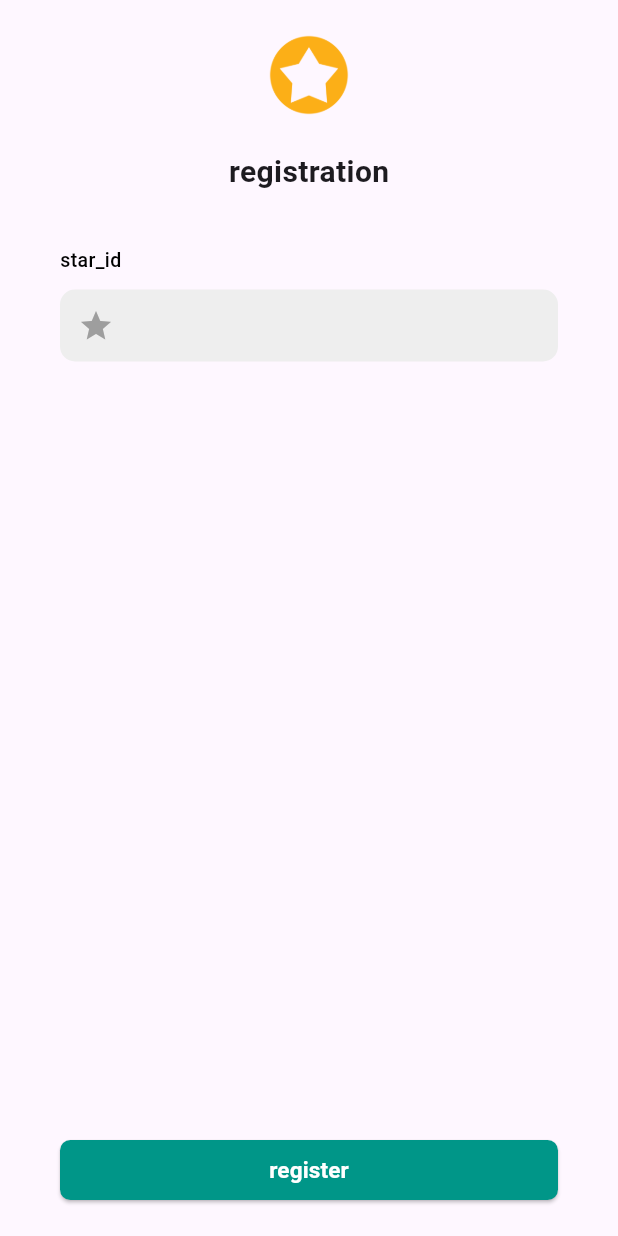
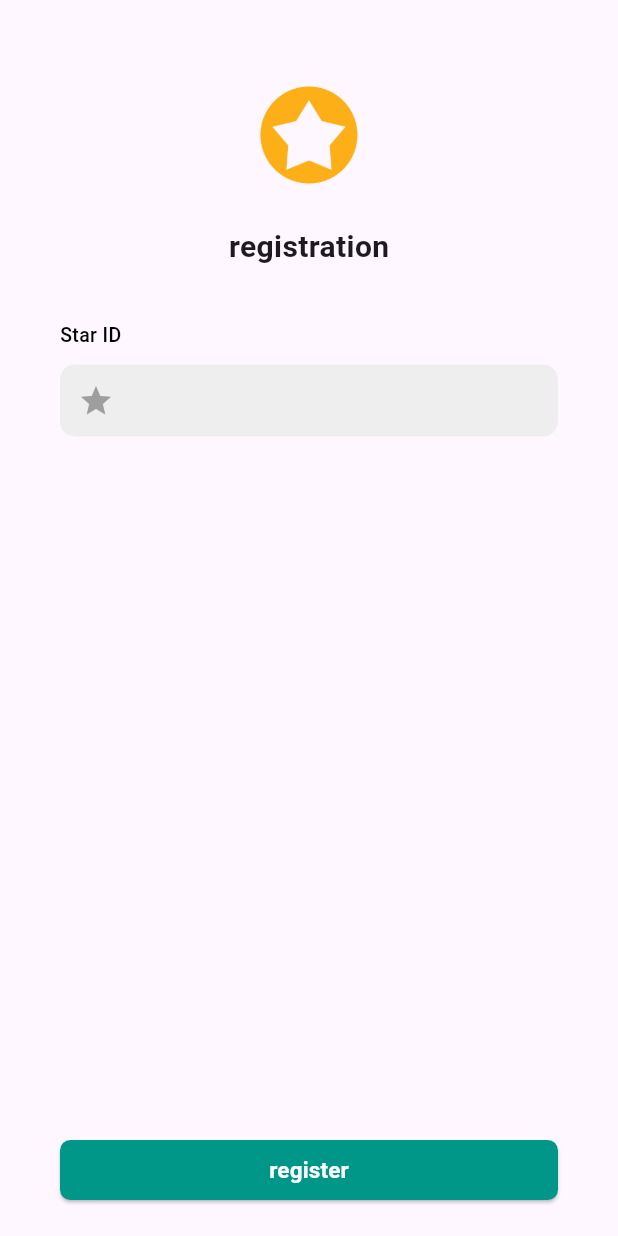
Before and after one commit to moeyanhtun-coding/MoeYan.starman, a Flutter app: the RegisterView screen opened directly, on a phone screen of 412 x 824 dp. Run offline on Flutter 3.47's test engine with Material 3 defaults, Android fonts, the phone set to English and light mode, and no system bars.

Commit message:
[Add] changes on passcode, star id pages

```diff
--- a/lib/main.dart
+++ b/lib/main.dart
@@ -17,8 +17,8 @@ class MyApp extends StatelessWidget {
     return MaterialApp(
 
         debugShowCheckedModeBanner: false,
-        //home: PasscodeView(),
-        home: RegisterView(),
+        home: PasscodeView(),
+        //home: RegisterView(),
 
     );
   }
--- a/lib/views/passcode_view.dart
+++ b/lib/views/passcode_view.dart
@@ -30,14 +30,14 @@ class _PasscodeViewState extends State<PasscodeView> {
     return Scaffold(
       body: SingleChildScrollView(
         child: Padding(
-          padding: const EdgeInsets.fromLTRB(0, 10, 0, 0),
+          padding: const EdgeInsets.fromLTRB(0, 40, 0, 0),
           child: Column(
             mainAxisAlignment: MainAxisAlignment.start,
             children: <Widget>[
               Center(
                 child: Image.asset(
                   'assets/logo.png',
-                  height: 80,
+                  height: 100,
                 ),
               ),
               SizedBox(height: 10),
--- a/lib/views/starid_view.dart
+++ b/lib/views/starid_view.dart
@@ -13,14 +13,14 @@ class RegisterView extends StatelessWidget {
           Expanded(
             child: SingleChildScrollView(
               child: Padding(
-                padding: const EdgeInsets.fromLTRB(40, 10, 40, 0),
+                padding: const EdgeInsets.fromLTRB(40, 40, 40, 0),
                 child: Column(
                   mainAxisAlignment: MainAxisAlignment.start,
                   children: [
                     Center(
                       child: Image.asset(
                         'assets/logo.png',
-                        height: 80,
+                        height: 100,
                       ),
                     ),
                     SizedBox(height: 10),
@@ -34,7 +34,7 @@ class RegisterView extends StatelessWidget {
                     SizedBox(height: 23),
                     SizedBox(height: 12),
                     CustomTextFieldWidget(
-                      label: 'star_id',
+                      label: 'Star ID',
                       icon: Icons.star,
                       onChanged: _controller.updateStarID,
                     ),
```
